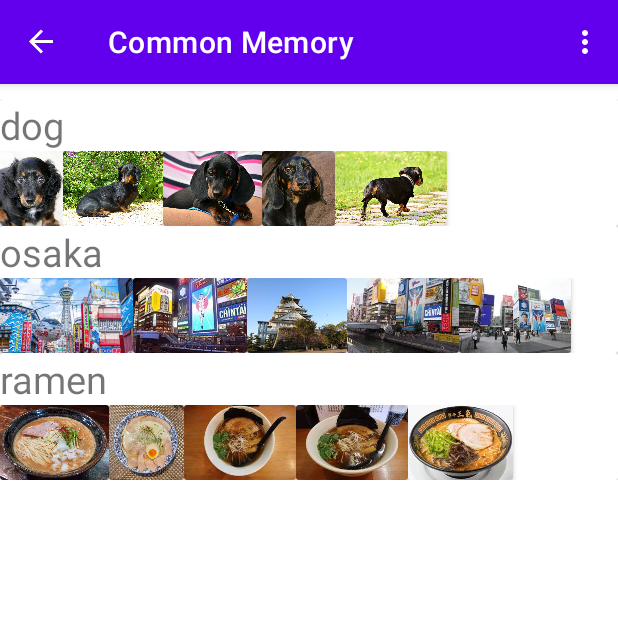
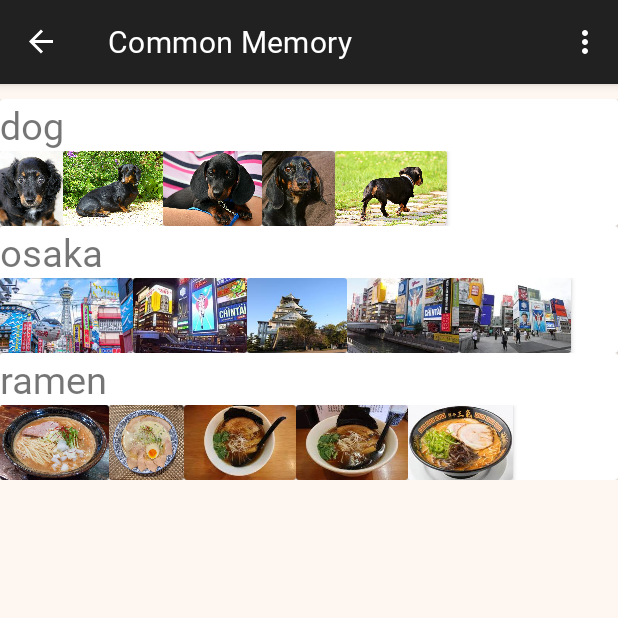
Before and after one commit to tom24d/spajam2021, an Android app: the FirstFragment screen opened through its navigation route, on a phone screen of 412 x 824 dp, the top half of it. Run offline under Robolectric (Android 15) with nearby library versions, the light colour scheme and no system bars; our stand-ins replace navigation-ui.

Commit message:
change themes, font, bottun color and load screen

```diff
--- /dev/null
+++ b/app/src/main/res/drawable/splash_background.xml
@@ -0,0 +1,13 @@
+<?xml version="1.0" encoding="utf-8"?>
+<layer-list
+    xmlns:android="http://schemas.android.com/apk/res/android">
+    <item android:drawable="@color/white" />
+    <item
+        android:width="335dp"
+        android:height="135dp"
+        android:drawable="@drawable/logo"
+        android:gravity="center"
+
+        />
+
+</layer-list>
--- a/app/src/main/res/layout/fragment_first.xml
+++ b/app/src/main/res/layout/fragment_first.xml
@@ -4,6 +4,7 @@
     xmlns:tools="http://schemas.android.com/tools"
     android:layout_width="match_parent"
     android:layout_height="match_parent"
+    android:background="#FEF6F0"
     tools:context=".FirstFragment">
 
     <ScrollView
--- a/app/src/main/res/layout/fragment_post.xml
+++ b/app/src/main/res/layout/fragment_post.xml
@@ -1,9 +1,10 @@
 <?xml version="1.0" encoding="utf-8"?>
 <androidx.constraintlayout.widget.ConstraintLayout xmlns:android="http://schemas.android.com/apk/res/android"
+    xmlns:app="http://schemas.android.com/apk/res-auto"
     xmlns:tools="http://schemas.android.com/tools"
-    xmlns:app="http://schemas.android.com/apk/res-auto"
     android:layout_width="match_parent"
     android:layout_height="match_parent"
+    android:background="#FEF6F0"
     tools:context=".postFragment">
 
     <!-- TODO: Update blank fragment layout -->
--- a/app/src/main/res/layout/fragment_second.xml
+++ b/app/src/main/res/layout/fragment_second.xml
@@ -4,6 +4,7 @@
     xmlns:tools="http://schemas.android.com/tools"
     android:layout_width="match_parent"
     android:layout_height="match_parent"
+    android:background="#FEF6F0"
     tools:context=".SecondFragment">
 
     <TextView
--- a/app/src/main/res/values-night/themes.xml
+++ b/app/src/main/res/values-night/themes.xml
@@ -2,15 +2,16 @@
     <!-- Base application theme. -->
     <style name="Theme.SpaJamApp" parent="Theme.MaterialComponents.DayNight.DarkActionBar">
         <!-- Primary brand color. -->
-        <item name="colorPrimary">@color/purple_200</item>
+        <item name="colorPrimaryDark">@color/cream1</item>
         <item name="colorPrimaryVariant">@color/purple_700</item>
-        <item name="colorOnPrimary">@color/black</item>
+        <item name="colorOnPrimary">@color/white</item>
         <!-- Secondary brand color. -->
         <item name="colorSecondary">@color/teal_200</item>
-        <item name="colorSecondaryVariant">@color/teal_200</item>
+        <item name="colorSecondaryVariant">@color/teal_700</item>
         <item name="colorOnSecondary">@color/black</item>
         <!-- Status bar color. -->
-        <item name="android:statusBarColor" tools:targetApi="l">?attr/colorPrimaryVariant</item>
+        <item name="android:statusBarColor" tools:targetApi="l">@color/gray</item>
         <!-- Customize your theme here. -->
+        <item name="android:fontFamily">@font/robotobolditaric</item>
     </style>
 </resources>
--- a/app/src/main/res/values/colors.xml
+++ b/app/src/main/res/values/colors.xml
@@ -1,10 +1,11 @@
 <?xml version="1.0" encoding="utf-8"?>
 <resources>
     <color name="purple_200">#FFBB86FC</color>
-    <color name="purple_500">#FF6200EE</color>
+    <color name="cream1">#FEF6F0</color>
     <color name="purple_700">#FF3700B3</color>
     <color name="teal_200">#FF03DAC5</color>
     <color name="teal_700">#FF018786</color>
     <color name="black">#FF000000</color>
-    <color name="white">#FFFFFFFF</color>
+    <color name="white">#F8F7F7</color>
+    <color name="gray">#595959</color>
 </resources>
--- a/app/src/main/res/values/themes.xml
+++ b/app/src/main/res/values/themes.xml
@@ -2,18 +2,24 @@
     <!-- Base application theme. -->
     <style name="Theme.SpaJamApp" parent="Theme.MaterialComponents.DayNight.DarkActionBar">
         <!-- Primary brand color. -->
-        <item name="colorPrimary">@color/purple_500</item>
-        <item name="colorPrimaryVariant">@color/purple_700</item>
+        <item name="colorPrimaryDark">@color/cream1</item>
+        <item name="colorPrimaryVariant">@color/black</item>
         <item name="colorOnPrimary">@color/white</item>
         <!-- Secondary brand color. -->
         <item name="colorSecondary">@color/teal_200</item>
         <item name="colorSecondaryVariant">@color/teal_700</item>
         <item name="colorOnSecondary">@color/black</item>
         <!-- Status bar color. -->
-        <item name="android:statusBarColor" tools:targetApi="l">?attr/colorPrimaryVariant</item>
+        <item name="android:statusBarColor" tools:targetApi="l">?attr/colorPrimary</item>
+
         <!-- Customize your theme here. -->
+        <item name="android:fontFamily">@font/robotobolditaric</item>
     </style>
+    <style name="AppTheme.Splash" parent="Theme.AppCompat.DayNight.DarkActionBar">
+        <item name="android:windowBackground">@drawable/logo</item>
 
+
+    </style>
     <style name="Theme.SpaJamApp.NoActionBar">
         <item name="windowActionBar">false</item>
         <item name="windowNoTitle">true</item>
@@ -22,4 +28,10 @@
     <style name="Theme.SpaJamApp.AppBarOverlay" parent="ThemeOverlay.AppCompat.Dark.ActionBar" />
 
     <style name="Theme.SpaJamApp.PopupOverlay" parent="ThemeOverlay.AppCompat.Light" />
+    <style name="SplashTheme" parent="Theme.MaterialComponents.Light.NoActionBar">
+        <item name="android:windowBackground">@drawable/splash_background</item>
+        <item name="windowActionBar">false</item>
+        <item name="windowNoTitle">true</item>
+        <item name="android:windowFullscreen">true</item>
+    </style>
 </resources>
```
Also changed, not shown: app/src/main/AndroidManifest.xml (+9 -0 lines), app/src/main/java/jp/ac/doshisha/mikilab/spajamapp/MainActivity.kt (+10 -0 lines), app/src/main/res/drawable/splash_drawable.xml (added, +11 -0 lines).
